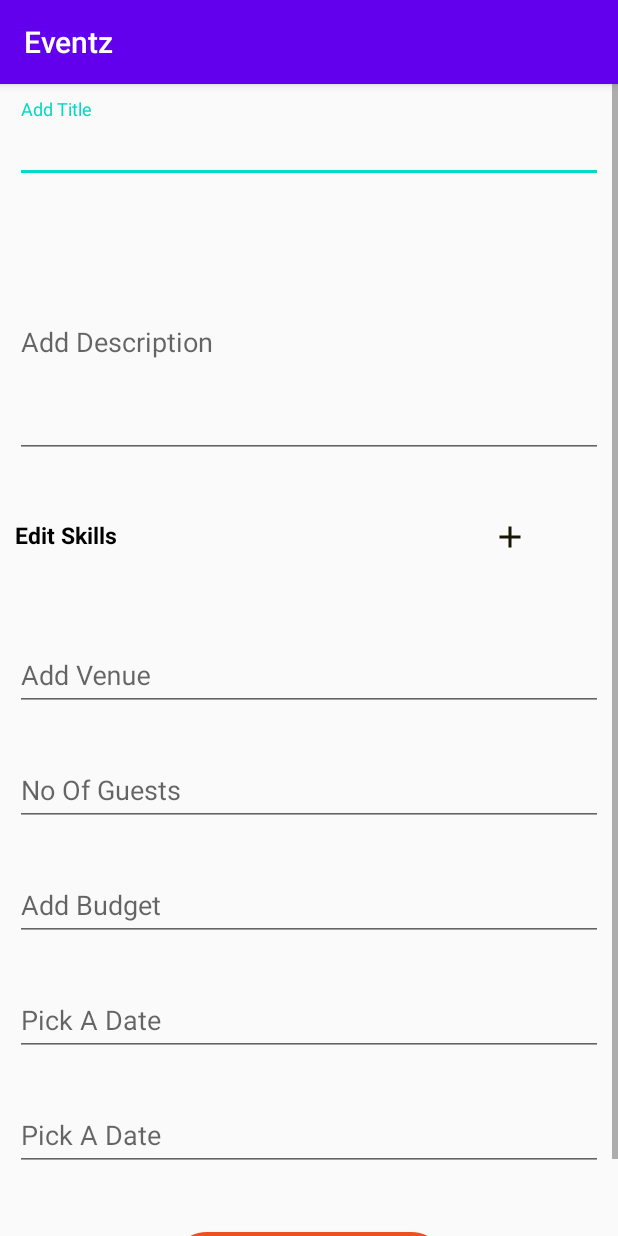
After one commit to SandeepaFernando/Eventz_Android, an Android app: the UpdateEvents screen opened directly, with no data from a screen before it, on a phone screen of 412 x 824 dp. The commit adds this screen. Run offline under Robolectric (Android 15) with nearby library versions, the phone set to English and light mode, and no system bars; our stand-ins replace Volley; network calls fail.

Commit message:
Update Event(Load data Complete)

```diff
--- /dev/null
+++ b/app/src/main/java/com/example/eventz/updateEvent/UpdateEvents.java
@@ -0,0 +1,181 @@
+package com.example.eventz.updateEvent;
+
+import androidx.annotation.RequiresApi;
+import androidx.appcompat.app.AppCompatActivity;
+import androidx.recyclerview.widget.LinearLayoutManager;
+import androidx.recyclerview.widget.RecyclerView;
+
+import android.content.Intent;
+import android.content.SharedPreferences;
+import android.os.Build;
+import android.os.Bundle;
+import android.util.Log;
+import android.widget.EditText;
+import android.widget.Toast;
+
+import com.android.volley.AuthFailureError;
+import com.android.volley.DefaultRetryPolicy;
+import com.android.volley.Request;
+import com.android.volley.RequestQueue;
+import com.android.volley.Response;
+import com.android.volley.RetryPolicy;
+import com.android.volley.TimeoutError;
+import com.android.volley.VolleyError;
+import com.android.volley.toolbox.JsonArrayRequest;
+import com.android.volley.toolbox.Volley;
+import com.example.eventz.R;
+import com.example.eventz.home.ui.update_profile.UpdateProfileFragment;
+import com.example.eventz.preferences.User;
+import com.example.eventz.register.SkillAdapter;
+
+import org.json.JSONArray;
+import org.json.JSONException;
+import org.json.JSONObject;
+
+import java.util.ArrayList;
+import java.util.HashMap;
+import java.util.Map;
+
+public class UpdateEvents extends AppCompatActivity implements SkillAdapterUpdateEvent.onItemClickListener {
+    User user = new User();
+    String token;
+    String userType;
+    String userId;
+    String eventId;
+    private RequestQueue mRequestQueueupdateEvent;
+    private SkillAdapterUpdateEvent mskillAdapter;
+    private RecyclerView mRecyclerViewEventUpdate;
+    private ArrayList<SkillItemUpdateEvent> mSkillList;
+    EditText editTitle;
+    EditText editDescription;
+    EditText editVenue;
+    EditText editNoFoGuest;
+    EditText editBudget;
+    EditText editDate;
+    EditText editTime;
+
+    @Override
+    protected void onCreate(Bundle savedInstanceState) {
+        super.onCreate(savedInstanceState);
+        setContentView(R.layout.activity_update_events);
+
+        SharedPreferences sp = user.retrieveUserData(getApplicationContext());
+        userType = sp.getString("USERTYPE", "");
+        token = sp.getString("KEY_TOKEN", "");
+        userId = sp.getString("USER_ID", "");
+
+        mRequestQueueupdateEvent = Volley.newRequestQueue(this);
+        mRecyclerViewEventUpdate = findViewById(R.id.recyclerViewSkill_update_event);
+        mRecyclerViewEventUpdate.setLayoutManager(new LinearLayoutManager(this));
+        mSkillList = new ArrayList<>();
+
+        editTitle = findViewById(R.id.text_input_title_update_event);
+        editDescription = findViewById(R.id.text_input_description_add_event);
+        editVenue = findViewById(R.id.text_input_venue_update_event);
+        editNoFoGuest = findViewById(R.id.text_input_noOfGuests_update_event);
+        editBudget = findViewById(R.id.text_input_eventBudget_update_event);
+        editDate = findViewById(R.id.text_input_pick_date_update_event);
+        editTime = findViewById(R.id.text_input_pick_time_update_event);
+
+
+        final Intent intent = getIntent();
+        eventId = intent.getStringExtra("EVENTID");
+
+        getEventById();
+    }
+
+    private void getEventById() {
+        String url = getString(R.string.ip);
+        String URL = url + "events";
+
+        String finalURL = URL + "?eventId=" + eventId;
+
+        final JsonArrayRequest request = new JsonArrayRequest(Request.Method.GET, finalURL, null,
+                new Response.Listener<JSONArray>() {
+                    @RequiresApi(api = Build.VERSION_CODES.KITKAT)
+                    @Override
+                    public void onResponse(JSONArray response) {
+                        try {
+
+                            Log.i("RESPONSEINFO", response.toString());
+
+                            for (int j = 0; j < response.length(); j++) {
+                                JSONObject jsonObject = response.getJSONObject(j);
+                                Log.i("INSIDEOBJECR", jsonObject.toString());
+                                //id = String.valueOf(jsonObject.getInt("id"));
+                                String title = jsonObject.getString("title");
+                                String description = jsonObject.getString("description");
+                                String eventDate = jsonObject.getString("eventDate");
+                                String venue = jsonObject.getString("venue");
+                                String noOfGuests = jsonObject.getString("noOfGuests");
+                                String eventBudget = jsonObject.getString("eventBudget");
+
+                                JSONArray tags = jsonObject.getJSONArray("eventTags");
+                                for (int i = 0; i < tags.length(); i++) {
+                                    JSONObject tagObject = tags.getJSONObject(i);
+                                    String tagName = tagObject.getString("tagName");
+
+                                    mSkillList.add(new SkillItemUpdateEvent(tagName));
+                                }
+
+                                editTitle.setText(title);
+                                editDescription.setText(description);
+                                editVenue.setText(venue);
+                                editNoFoGuest.setText(noOfGuests);
+                                editBudget.setText(eventBudget);
+
+                                String date = eventDate.substring(0, 10);
+                                String time = eventDate.substring(11, 16);
+                                editDate.setText(date);
+                                editTime.setText(time);
+
+                                mskillAdapter = new SkillAdapterUpdateEvent(UpdateEvents.this, mSkillList);
+                                mRecyclerViewEventUpdate.setAdapter(mskillAdapter);
+                                SkillAdapterUpdateEvent.setOnItemClickListener(UpdateEvents.this);
+                            }
+                        } catch (JSONException e) {
+                            Log.i("JSONException", e.getMessage());
+                            Toast.makeText(getApplicationContext(), "error", Toast.LENGTH_LONG).show();
+
+                        }
+                    }
+                }, new Response.ErrorListener() {
+            @Override
+            public void onErrorResponse(VolleyError error) {
+                if (error.networkResponse == null) {
+                    if (error.getClass().equals(TimeoutError.class)) {
+                        Toast.makeText(getApplicationContext(), error.getMessage(), Toast.LENGTH_SHORT).show();
+                        Log.v("VOLLEY", error.toString());
+                    }
+                }
+
+            }
+        }) {
+            @Override
+            public Map<String, String> getHeaders() throws AuthFailureError {
+                Map<String, String> params = new HashMap<String, String>();
+                params.put("Authorization", "Token " + token);
+
+                return params;
+            }
+        };
+
+        int socketTimeout = 500000;//30 seconds - change to what you want
+        RetryPolicy policy = new DefaultRetryPolicy(socketTimeout, DefaultRetryPolicy.DEFAULT_MAX_RETRIES, DefaultRetryPolicy.DEFAULT_BACKOFF_MULT);
+        request.setRetryPolicy(policy);
+
+        mRequestQueueupdateEvent.add(request);
+    }
+
+    @Override
+    public void onItemClick(int position) {
+        Log.i("POSITION", String.valueOf(position));
+        mSkillList.remove(position);
+        mskillAdapter.notifyItemRemoved(position);
+//        skillIdArr.remove(position);
+//        skillNameArr.remove(position);
+//
+//        Log.i("AFTERREMOVE", skillIdArr.toString());
+//        Log.i("AFTERREMOVE", skillNameArr.toString());
+    }
+}
--- /dev/null
+++ b/app/src/main/res/layout/activity_update_events.xml
@@ -0,0 +1,171 @@
+<?xml version="1.0" encoding="utf-8"?>
+<ScrollView xmlns:android="http://schemas.android.com/apk/res/android"
+    xmlns:app="http://schemas.android.com/apk/res-auto"
+    xmlns:tools="http://schemas.android.com/tools"
+    android:layout_width="match_parent"
+    android:layout_height="match_parent"
+    tools:context=".updateEvent.UpdateEvents">
+
+    <LinearLayout
+        android:layout_width="match_parent"
+        android:layout_height="match_parent"
+        android:orientation="vertical"
+        android:padding="10dip"
+        android:scrollbars="horizontal">
+
+        <com.google.android.material.textfield.TextInputLayout
+            android:id="@+id/text_input_title_update_event_layout"
+            android:layout_width="match_parent"
+            android:layout_height="wrap_content"
+            app:errorEnabled="true">
+
+            <EditText
+                android:id="@+id/text_input_title_update_event"
+                android:layout_width="match_parent"
+                android:layout_height="wrap_content"
+                android:hint="Add Title"
+                android:inputType="text" />
+        </com.google.android.material.textfield.TextInputLayout>
+
+        <com.google.android.material.textfield.TextInputLayout
+            android:id="@+id/input_description_update_event"
+            android:layout_width="match_parent"
+            android:layout_height="wrap_content"
+            app:errorEnabled="true">
+
+            <EditText
+                android:id="@+id/text_input_description_add_event"
+                android:layout_width="match_parent"
+                android:layout_height="match_parent"
+                android:hint="Add Description"
+                android:lines="8"
+                android:maxLines="10"
+                android:minLines="6" />
+
+        </com.google.android.material.textfield.TextInputLayout>
+
+        <LinearLayout
+            android:layout_width="match_parent"
+            android:layout_height="wrap_content"
+            android:layout_marginTop="20dp"
+            android:orientation="horizontal">
+
+            <TextView
+                android:layout_width="wrap_content"
+                android:layout_height="match_parent"
+                android:text="Edit Skills"
+                android:textColor="#000000"
+                android:textSize="15dp"
+                android:textStyle="bold" />
+
+            <ImageView
+                android:id="@+id/img_add_skills_update_event"
+                android:layout_width="match_parent"
+                android:layout_height="match_parent"
+                android:layout_marginLeft="100dp"
+                android:paddingLeft="100dp"
+                android:src="@drawable/ic_baseline_add_24" />
+
+        </LinearLayout>
+
+        <androidx.recyclerview.widget.RecyclerView
+            android:id="@+id/recyclerViewSkill_update_event"
+            android:layout_width="match_parent"
+            android:layout_height="wrap_content"
+            android:layout_marginTop="20dp"
+            android:layout_marginBottom="20dp"
+            android:padding="4dp" />
+
+
+        <com.google.android.material.textfield.TextInputLayout
+            android:id="@+id/text_input_venue_update_event_layout"
+            android:layout_width="match_parent"
+            android:layout_height="wrap_content"
+            app:errorEnabled="true">
+
+            <EditText
+                android:id="@+id/text_input_venue_update_event"
+                android:layout_width="match_parent"
+                android:layout_height="wrap_content"
+                android:hint="Add Venue"
+                android:inputType="text" />
+        </com.google.android.material.textfield.TextInputLayout>
+
+        <com.google.android.material.textfield.TextInputLayout
+            android:id="@+id/text_input_noOfGuests_update_event_layout"
+            android:layout_width="match_parent"
+            android:layout_height="wrap_content"
+            app:errorEnabled="true">
+
+            <EditText
+                android:id="@+id/text_input_noOfGuests_update_event"
+                android:layout_width="match_parent"
+                android:layout_height="wrap_content"
+                android:hint="No Of Guests"
+                android:inputType="number" />
+        </com.google.android.material.textfield.TextInputLayout>
+
+        <com.google.android.material.textfield.TextInputLayout
+            android:id="@+id/text_input_eventBudget_update_event_layout"
+            android:layout_width="match_parent"
+            android:layout_height="wrap_content"
+            app:errorEnabled="true">
+
+            <EditText
+                android:id="@+id/text_input_eventBudget_update_event"
+                android:layout_width="match_parent"
+                android:layout_height="wrap_content"
+                android:hint="Add Budget"
+                android:inputType="number" />
+        </com.google.android.material.textfield.TextInputLayout>
+
+        <com.google.android.material.textfield.TextInputLayout
+            android:id="@+id/text_input_date_update_event_layout"
+            android:layout_width="match_parent"
+            android:layout_height="wrap_content"
+            app:errorEnabled="true">
+
+            <EditText
+                android:id="@+id/text_input_pick_date_update_event"
+                android:layout_width="match_parent"
+                android:layout_height="match_parent"
+                android:layout_weight="1"
+                android:hint="Pick A Date"
+                android:inputType="text" />
+
+        </com.google.android.material.textfield.TextInputLayout>
+
+        <com.google.android.material.textfield.TextInputLayout
+            android:id="@+id/text_input_time_update_event_layout"
+            android:layout_width="match_parent"
+            android:layout_height="wrap_content"
+            app:errorEnabled="true">
+
+            <EditText
+                android:id="@+id/text_input_pick_time_update_event"
+                android:layout_width="match_parent"
+                android:layout_height="match_parent"
+                android:layout_weight="1"
+                android:hint="Pick A Date"
+                android:inputType="text" />
+
+        </com.google.android.material.textfield.TextInputLayout>
+
+        <Button
+            android:id="@+id/button_update_event_now"
+            android:layout_width="wrap_content"
+            android:layout_height="wrap_content"
+            android:layout_gravity="center_horizontal"
+            android:layout_marginTop="20dp"
+            android:background="@drawable/background_login_two"
+            android:outlineAmbientShadowColor="#777575"
+            android:paddingLeft="48dp"
+            android:paddingRight="48dp"
+            android:text="Update Now"
+            android:textAllCaps="true"
+            android:textColor="#fff" />
+
+    </LinearLayout>
+
+
+</ScrollView>
```
Also changed, not shown: app/src/main/AndroidManifest.xml (+4 -3 lines), app/src/main/java/com/example/eventz/eventInfo/Event_infoActivity.java (+8 -3 lines), app/src/main/java/com/example/eventz/updateEvent/SkillAdapterUpdateEvent.java (added, +80 -0 lines), app/src/main/java/com/example/eventz/updateEvent/SkillItemUpdateEvent.java (added, +13 -0 lines).
